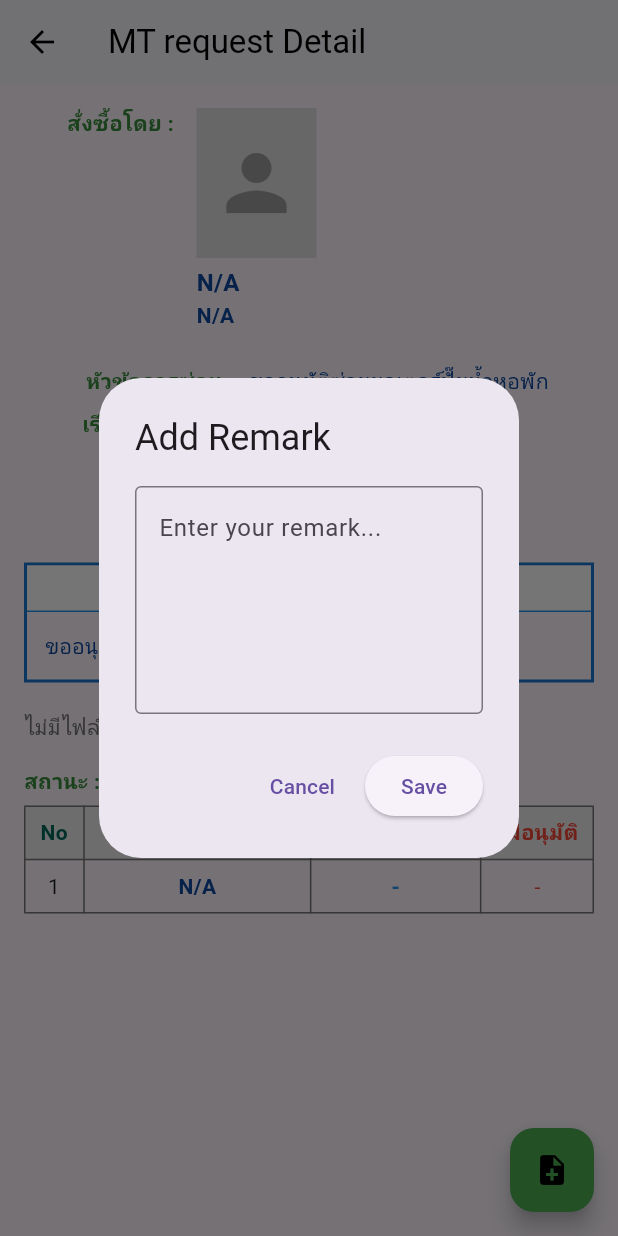
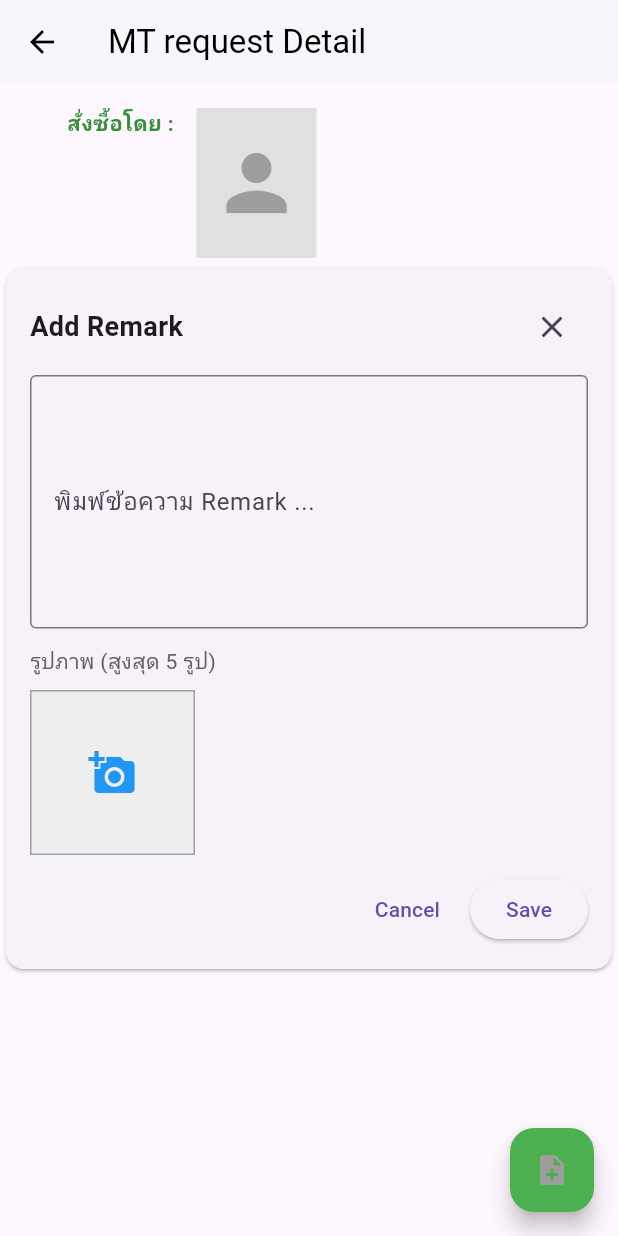
Before and after one commit to SittikornPratomwan/Project-MTRequest-Flutter-WebApp-Jaroonrat-, a Flutter app: the PurchaseDetailPage screen opened directly, after a tap on the "note add" icon, on a phone screen of 412 x 824 dp. Run offline on Flutter 3.47's test engine with Material 3 defaults, Android fonts, the phone set to English and light mode, and no system bars; our stand-ins replace image_picker.

Commit message:
ปุ่ม remark 2

```diff
--- a/lib/Homepage/datail/detail.dart
+++ b/lib/Homepage/datail/detail.dart
@@ -2,6 +2,7 @@ import 'package:flutter/material.dart';
 import 'package:flutter/services.dart';
 import 'package:http/http.dart' as http;
 import 'dart:convert';
+import 'remark.dart';
 
 // Data Model for detail page
 class PurchaseItem {
@@ -343,12 +344,22 @@ class _PurchaseDetailPageState extends State<PurchaseDetailPage> {
         elevation: 1,
       ),
       floatingActionButton: FloatingActionButton(
-        onPressed: () {
-          // Show remark dialog
-          _showRemarkDialog(context);
+        onPressed: () async {
+          // Show remark dialog without dimming background
+          final result = await showRemarkDialog(context);
+          if (result != null && mounted) {
+            final remark = result['remark'] as String? ?? '';
+            final images = result['images'] as List<Uint8List>? ?? [];
+            if (remark.isNotEmpty || images.isNotEmpty) {
+              ScaffoldMessenger.of(
+                context,
+              ).showSnackBar(const SnackBar(content: Text('Remark saved')));
+              // TODO: send remark/images to API if needed
+            }
+          }
         },
         backgroundColor: Colors.green,
-        child: const Icon(Icons.note_add, color: Colors.black),
+        child: const Icon(Icons.note_add, color: Colors.grey),
         tooltip: 'Remark',
       ),
       body: SingleChildScrollView(
--- a/lib/Homepage/datail/remark.dart
+++ b/lib/Homepage/datail/remark.dart
@@ -0,0 +1,435 @@
+import 'dart:typed_data';
+
+import 'package:flutter/foundation.dart';
+import 'package:flutter/material.dart';
+import 'package:image_picker/image_picker.dart';
+
+class RemarkPage extends StatefulWidget {
+  const RemarkPage({super.key});
+
+  @override
+  State<RemarkPage> createState() => _RemarkPageState();
+}
+
+// Helper to show the remark UI as a popup dialog without darkening the background.
+Future<Map<String, dynamic>?> showRemarkDialog(BuildContext context) {
+  final TextEditingController controller = TextEditingController();
+  final ImagePicker picker = ImagePicker();
+  final List<Uint8List> images = [];
+  const int maxImages = 5;
+
+  return showDialog<Map<String, dynamic>>(
+    context: context,
+    barrierDismissible: true,
+    barrierColor: Colors.transparent,
+    builder: (ctx) {
+      return Center(
+        child: ConstrainedBox(
+          constraints: const BoxConstraints(
+            maxWidth: 760,
+            maxHeight: 560,
+            minWidth: 320,
+          ),
+          child: StatefulBuilder(
+            builder: (context, setState) {
+              Future<void> pickImages() async {
+                try {
+                  final List<XFile>? picked = await picker.pickMultiImage();
+                  if (picked != null && picked.isNotEmpty) {
+                    for (final x in picked) {
+                      if (images.length >= maxImages) break;
+                      final bytes = await x.readAsBytes();
+                      images.add(bytes);
+                    }
+                    setState(() {});
+                    return;
+                  }
+                  final XFile? single = await picker.pickImage(
+                    source: ImageSource.gallery,
+                  );
+                  if (single != null) {
+                    final bytes = await single.readAsBytes();
+                    if (images.length < maxImages) {
+                      images.add(bytes);
+                      setState(() {});
+                    }
+                  }
+                } catch (e) {
+                  if (kDebugMode) debugPrint('Image pick error: $e');
+                }
+              }
+
+              void removeAt(int idx) => setState(() => images.removeAt(idx));
+
+              return Card(
+                shape: RoundedRectangleBorder(
+                  borderRadius: BorderRadius.circular(12),
+                ),
+                child: Padding(
+                  padding: const EdgeInsets.all(16.0),
+                  child: Column(
+                    mainAxisSize: MainAxisSize.min,
+                    children: [
+                      Row(
+                        children: [
+                          const Expanded(
+                            child: Text(
+                              'Add Remark',
+                              style: TextStyle(
+                                fontWeight: FontWeight.bold,
+                                fontSize: 18,
+                              ),
+                            ),
+                          ),
+                          IconButton(
+                            icon: const Icon(Icons.close),
+                            onPressed: () {
+                              Navigator.of(ctx).pop();
+                            },
+                          ),
+                        ],
+                      ),
+                      const SizedBox(height: 8),
+                      SizedBox(
+                        width: double.infinity,
+                        height: 320,
+                        child: Column(
+                          crossAxisAlignment: CrossAxisAlignment.stretch,
+                          children: [
+                            Expanded(
+                              child: TextField(
+                                controller: controller,
+                                decoration: const InputDecoration(
+                                  border: OutlineInputBorder(),
+                                  hintText: 'พิมพ์ข้อความ Remark ...',
+                                ),
+                                maxLines: null,
+                                expands: true,
+                              ),
+                            ),
+                            const SizedBox(height: 12),
+                            Text(
+                              'รูปภาพ (สูงสุด $maxImages รูป)',
+                              style: TextStyle(color: Colors.grey[700]),
+                            ),
+                            const SizedBox(height: 8),
+                            SizedBox(
+                              height: 110,
+                              child: ListView.separated(
+                                scrollDirection: Axis.horizontal,
+                                itemCount: images.length + 1,
+                                separatorBuilder: (_, __) =>
+                                    const SizedBox(width: 8),
+                                itemBuilder: (context, index) {
+                                  if (index == images.length) {
+                                    final canAdd = images.length < maxImages;
+                                    return GestureDetector(
+                                      onTap: canAdd ? pickImages : null,
+                                      child: Container(
+                                        width: 110,
+                                        height: 110,
+                                        decoration: BoxDecoration(
+                                          border: Border.all(
+                                            color: Colors.grey,
+                                          ),
+                                          color: canAdd
+                                              ? Colors.grey[200]
+                                              : Colors.grey[300],
+                                        ),
+                                        child: Center(
+                                          child: Icon(
+                                            Icons.add_a_photo,
+                                            color: canAdd
+                                                ? Colors.blue
+                                                : Colors.grey,
+                                            size: 32,
+                                          ),
+                                        ),
+                                      ),
+                                    );
+                                  }
+                                  final bytes = images[index];
+                                  return Stack(
+                                    children: [
+                                      Container(
+                                        width: 110,
+                                        height: 110,
+                                        decoration: BoxDecoration(
+                                          border: Border.all(
+                                            color: Colors.grey,
+                                          ),
+                                        ),
+                                        child: Image.memory(
+                                          bytes,
+                                          fit: BoxFit.cover,
+                                        ),
+                                      ),
+                                      Positioned(
+                                        top: 4,
+                                        right: 4,
+                                        child: GestureDetector(
+                                          onTap: () => removeAt(index),
+                                          child: Container(
+                                            decoration: BoxDecoration(
+                                              color: Colors.black54,
+                                              borderRadius:
+                                                  BorderRadius.circular(16),
+                                            ),
+                                            child: const Icon(
+                                              Icons.close,
+                                              color: Colors.white,
+                                              size: 18,
+                                            ),
+                                          ),
+                                        ),
+                                      ),
+                                    ],
+                                  );
+                                },
+                              ),
+                            ),
+                          ],
+                        ),
+                      ),
+                      const SizedBox(height: 12),
+                      Row(
+                        mainAxisAlignment: MainAxisAlignment.end,
+                        children: [
+                          TextButton(
+                            onPressed: () => Navigator.of(ctx).pop(),
+                            child: const Text('Cancel'),
+                          ),
+                          const SizedBox(width: 8),
+                          ElevatedButton(
+                            onPressed: () {
+                              Navigator.of(ctx).pop({
+                                'remark': controller.text.trim(),
+                                'images': images,
+                              });
+                            },
+                            child: const Text('Save'),
+                          ),
+                        ],
+                      ),
+                    ],
+                  ),
+                ),
+              );
+            },
+          ),
+        ),
+      );
+    },
+  );
+}
+
+class _RemarkPageState extends State<RemarkPage> {
+  final TextEditingController _controller = TextEditingController();
+  final ImagePicker _picker = ImagePicker();
+  final List<Uint8List> _images = [];
+  static const int _maxImages = 5;
+
+  @override
+  void dispose() {
+    _controller.dispose();
+    super.dispose();
+  }
+
+  Future<void> _pickImages() async {
+    try {
+      // Try multi image (works on many platforms)
+      final List<XFile>? picked = await _picker.pickMultiImage();
+      if (picked != null && picked.isNotEmpty) {
+        for (final x in picked) {
+          if (_images.length >= _maxImages) break;
+          final bytes = await x.readAsBytes();
+          _images.add(bytes);
+        }
+        setState(() {});
+        return;
+      }
+
+      // Fallback: single image picker
+      final XFile? single = await _picker.pickImage(
+        source: ImageSource.gallery,
+      );
+      if (single != null) {
+        final bytes = await single.readAsBytes();
+        if (_images.length < _maxImages) {
+          setState(() => _images.add(bytes));
+        }
+      }
+    } catch (e) {
+      if (kDebugMode) debugPrint('Image pick error: $e');
+    }
+  }
+
+  void _removeImageAt(int index) {
+    setState(() => _images.removeAt(index));
+  }
+
+  void _onSave() {
+    final remark = _controller.text.trim();
+    Navigator.of(context).pop({'remark': remark, 'images': _images});
+  }
+
+  @override
+  Widget build(BuildContext context) {
+    // Use a centered constrained dialog-like UI
+    return Scaffold(
+      backgroundColor: Colors.black54,
+      body: SafeArea(
+        child: Center(
+          child: ConstrainedBox(
+            constraints: const BoxConstraints(
+              maxWidth: 760,
+              maxHeight: 560,
+              minWidth: 320,
+            ),
+            child: Card(
+              shape: RoundedRectangleBorder(
+                borderRadius: BorderRadius.circular(12),
+              ),
+              child: Padding(
+                padding: const EdgeInsets.all(16.0),
+                child: Column(
+                  mainAxisSize: MainAxisSize.min,
+                  children: [
+                    Row(
+                      children: [
+                        const Expanded(
+                          child: Text(
+                            'Add Remark',
+                            style: TextStyle(
+                              fontWeight: FontWeight.bold,
+                              fontSize: 18,
+                            ),
+                          ),
+                        ),
+                        IconButton(
+                          icon: const Icon(Icons.close),
+                          onPressed: () => Navigator.of(context).pop(),
+                        ),
+                      ],
+                    ),
+                    const SizedBox(height: 8),
+                    Expanded(
+                      child: Column(
+                        crossAxisAlignment: CrossAxisAlignment.stretch,
+                        children: [
+                          TextField(
+                            controller: _controller,
+                            decoration: const InputDecoration(
+                              border: OutlineInputBorder(),
+                              hintText: 'พิมพ์ข้อความ Remark ...',
+                            ),
+                            maxLines: 6,
+                          ),
+                          const SizedBox(height: 12),
+
+                          // Image thumbnails
+                          Text(
+                            'รูปภาพ (สูงสุด $_maxImages รูป)',
+                            style: TextStyle(color: Colors.grey[700]),
+                          ),
+                          const SizedBox(height: 8),
+                          SizedBox(
+                            height: 110,
+                            child: ListView.separated(
+                              scrollDirection: Axis.horizontal,
+                              itemCount: _images.length + 1,
+                              separatorBuilder: (_, __) =>
+                                  const SizedBox(width: 8),
+                              itemBuilder: (context, index) {
+                                if (index == _images.length) {
+                                  final canAdd = _images.length < _maxImages;
+                                  return GestureDetector(
+                                    onTap: canAdd ? _pickImages : null,
+                                    child: Container(
+                                      width: 110,
+                                      height: 110,
+                                      decoration: BoxDecoration(
+                                        border: Border.all(color: Colors.grey),
+                                        color: canAdd
+                                            ? Colors.grey[200]
+                                            : Colors.grey[300],
+                                      ),
+                                      child: Center(
+                                        child: Icon(
+                                          Icons.add_a_photo,
+                                          color: canAdd
+                                              ? Colors.blue
+                                              : Colors.grey,
+                                          size: 32,
+                                        ),
+                                      ),
+                                    ),
+                                  );
+                                }
+                                final bytes = _images[index];
+                                return Stack(
+                                  children: [
+                                    Container(
+                                      width: 110,
+                                      height: 110,
+                                      decoration: BoxDecoration(
+                                        border: Border.all(color: Colors.grey),
+                                      ),
+                                      child: Image.memory(
+                                        bytes,
+                                        fit: BoxFit.cover,
+                                      ),
+                                    ),
+                                    Positioned(
+                                      top: 4,
+                                      right: 4,
+                                      child: GestureDetector(
+                                        onTap: () => _removeImageAt(index),
+                                        child: Container(
+                                          decoration: BoxDecoration(
+                                            color: Colors.black54,
+                                            borderRadius: BorderRadius.circular(
+                                              16,
+                                            ),
+                                          ),
+                                          child: const Icon(
+                                            Icons.close,
+                                            color: Colors.white,
+                                            size: 18,
+                                          ),
+                                        ),
+                                      ),
+                                    ),
+                                  ],
+                                );
+                              },
+                            ),
+                          ),
+                        ],
+                      ),
+                    ),
+                    const SizedBox(height: 12),
+                    Row(
+                      mainAxisAlignment: MainAxisAlignment.end,
+                      children: [
+                        TextButton(
+                          onPressed: () => Navigator.of(context).pop(),
+                          child: const Text('Cancel'),
+                        ),
+                        const SizedBox(width: 8),
+                        ElevatedButton(
+                          onPressed: _onSave,
+                          child: const Text('Save'),
+                        ),
+                      ],
+                    ),
+                  ],
+                ),
+              ),
+            ),
+          ),
+        ),
+      ),
+    );
+  }
+}
```
